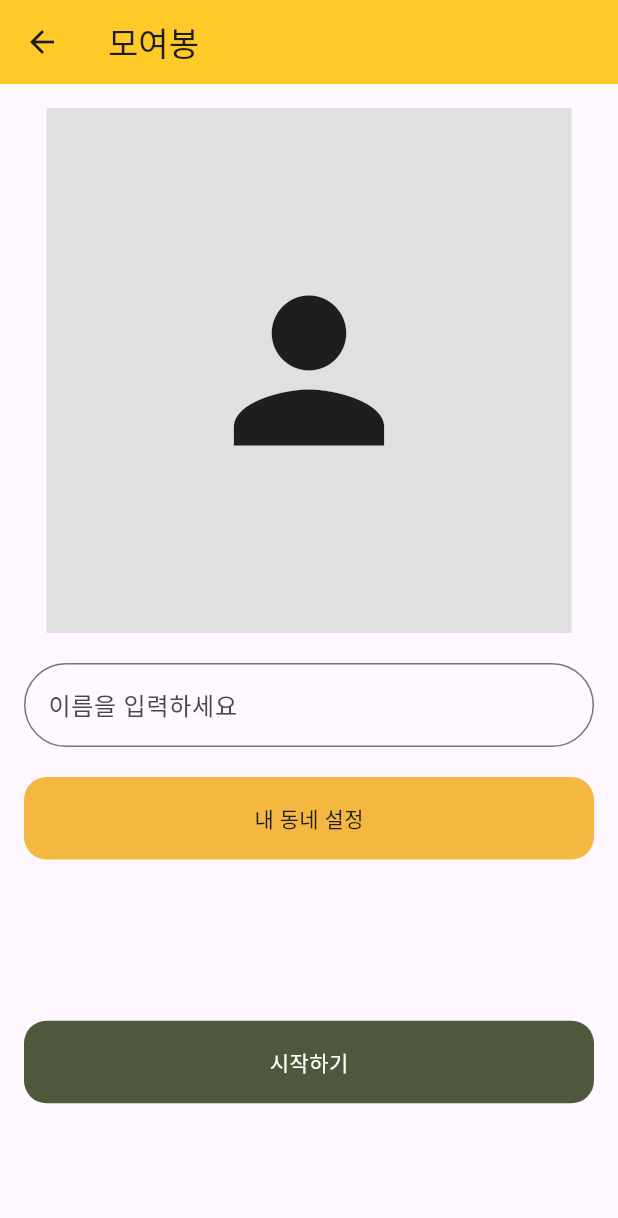
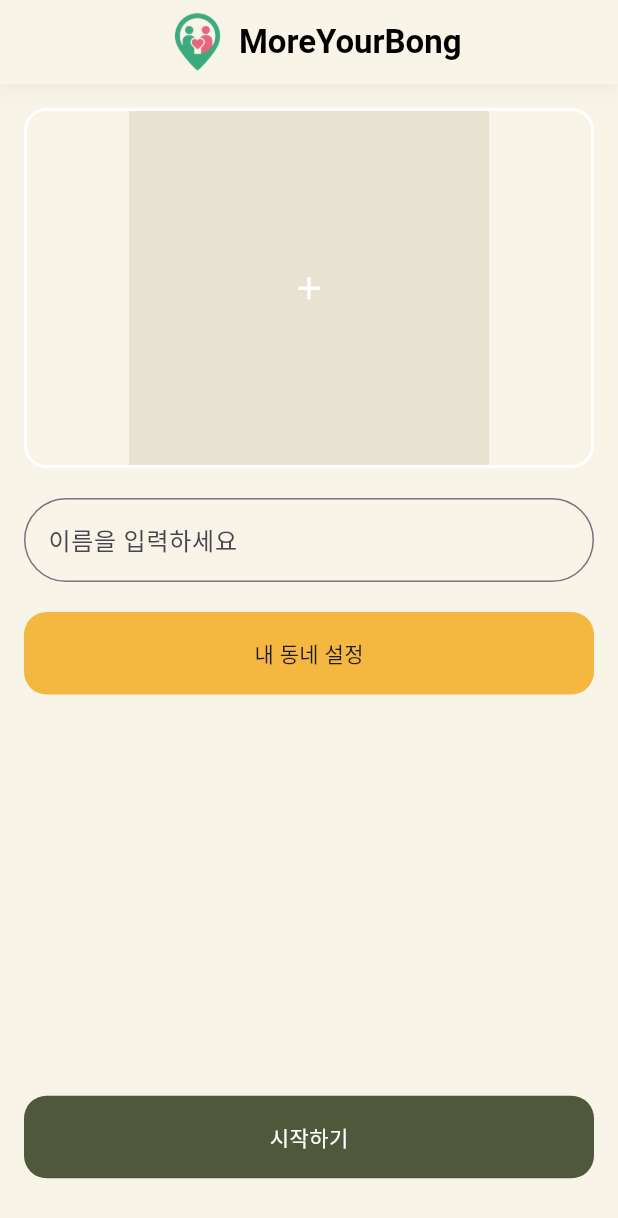
Before and after one commit to FEgguri/moreyourbong, a Flutter app: the WelcomePage screen opened directly, on a phone screen of 412 x 824 dp. Shown: the top 1218 px of the screen. Run offline on Flutter 3.47's test engine with Material 3 defaults, Android fonts, the phone set to English and light mode, and no system bars; our stand-ins replace firebase_core; accounts and stored records are empty.

Commit message:
feat: implement welcome page with app logo
Add logo.png asset and update welcome page UI with improved styling. Configure MaterialApp to use WelcomePage as home screen and register logo in pubspec.yaml assets.

```diff
--- a/lib/main.dart
+++ b/lib/main.dart
@@ -1,6 +1,7 @@
 import 'package:firebase_core/firebase_core.dart';
 import 'package:flutter/material.dart';
 import 'package:moreyourbong/firebase_options.dart';
+import 'package:moreyourbong/views/pages/welcome_page.dart';
 
 void main() async {
   WidgetsFlutterBinding.ensureInitialized();
@@ -17,9 +18,7 @@ class MyApp extends StatelessWidget {
   @override
   Widget build(BuildContext context) {
     return MaterialApp(
-      home: Scaffold(
-        body: Text('homeTest'),
-      ),
+      home: WelcomePage(),
     );
   }
 }
--- a/lib/views/pages/welcome_page.dart
+++ b/lib/views/pages/welcome_page.dart
@@ -21,26 +21,64 @@ class _WelcomePageState extends State<WelcomePage> {
     // TODO: implement build
     return Scaffold(
       appBar: AppBar(
-        title: Text('모여봉'),
-        backgroundColor: Color(0xFFFFCA28),
+        backgroundColor: const Color(0xFFF8F4E8),
+        surfaceTintColor: Colors.transparent,
+        elevation: 4,
+        shadowColor: Colors.black.withOpacity(0.15),
+        centerTitle: true, // 가운데 정렬
+        title: Row(
+          mainAxisSize: MainAxisSize.min,
+          children: [
+            Image.asset(
+              'assets/images/logo.png',
+              height: 55,
+              width: 55,
+              fit: BoxFit.contain,
             ),
-      body: Center(
+            //SizedBox(width: 8),
+            Text(
+              'MoreYourBong',
+              style: TextStyle(
+                fontWeight: FontWeight.bold,
+                color: Colors.black,
+              ),
+            ),
+          ],
+        ),
+      ),
+      body: Container(
+        color: Color(0xFFF8F4E8),
+        child: Center(
           child: Padding(
             padding: EdgeInsets.all(16),
             child: Column(
               mainAxisAlignment: MainAxisAlignment.start,
               children: [
                 Container(
+                  //width: double.infinity,
+                  height: 240,
+                  decoration: BoxDecoration(
+                      border: Border.all(width: 2, color: Colors.white),
+                      borderRadius: BorderRadius.all(
+                        Radius.circular(15),
+                      ),
+                      color: Color(0xFFF8F4E8)),
+                  child: Center(
+                    child: Container(
                       //프로필이미지
-                width: 350,
-                height: 350,
+                      width: 240,
+                      height: 240,
                       decoration: BoxDecoration(
-                  color: Colors.grey[300],
+                        color: Color(0xFFE8E2D3),
+
                         // shape: BoxShape.circle,
                       ),
                       child: Icon(
-                  Icons.person,
-                  size: 150,
+                        Icons.add,
+                        size: 25,
+                        color: Colors.white,
+                      ),
+                    ),
                   ),
                 ),
                 SizedBox(
@@ -76,12 +114,15 @@ class _WelcomePageState extends State<WelcomePage> {
             ),
           ),
         ),
-      bottomNavigationBar: Padding(
+      ),
+      bottomNavigationBar: Container(
+        color: const Color(0xFFF8F4E8),
+        child: Padding(
           padding: EdgeInsets.all(16),
           child: Container(
             padding: EdgeInsets.symmetric(vertical: 16),
             width: double.infinity,
-          height: 200,
+            height: 100,
             child: GestureDetector(
                 onTap: () {
                   print('바텀버튼');
@@ -105,6 +146,7 @@ class _WelcomePageState extends State<WelcomePage> {
                 )),
           ),
         ),
+      ),
     );
   }
 }
```
Also changed, not shown: pubspec.yaml (+4 -3 lines), assets/images/logo.png (added). Lines whose indentation alone changed are shown as unchanged.
